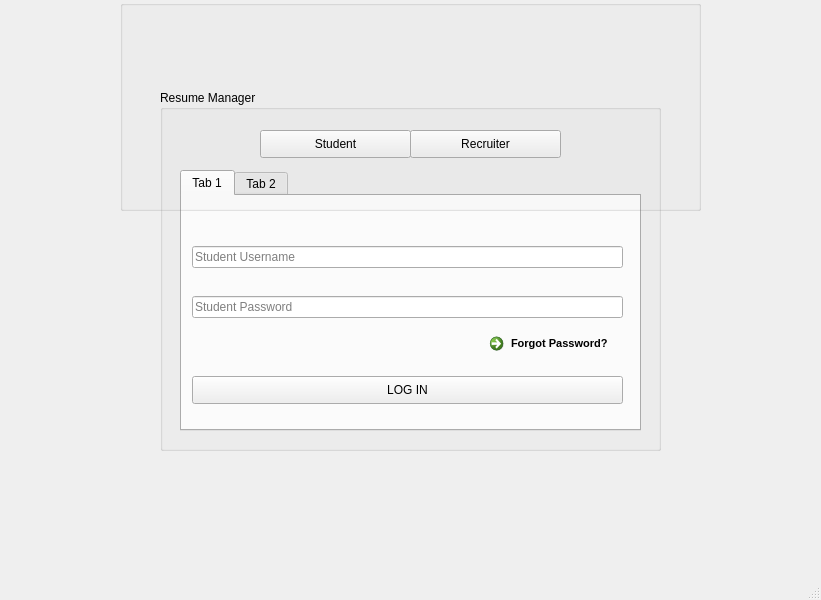
Old version of the form frontend/ui/login.ui in the repository raghuvanshraj/Placement-Cell-Management-System.
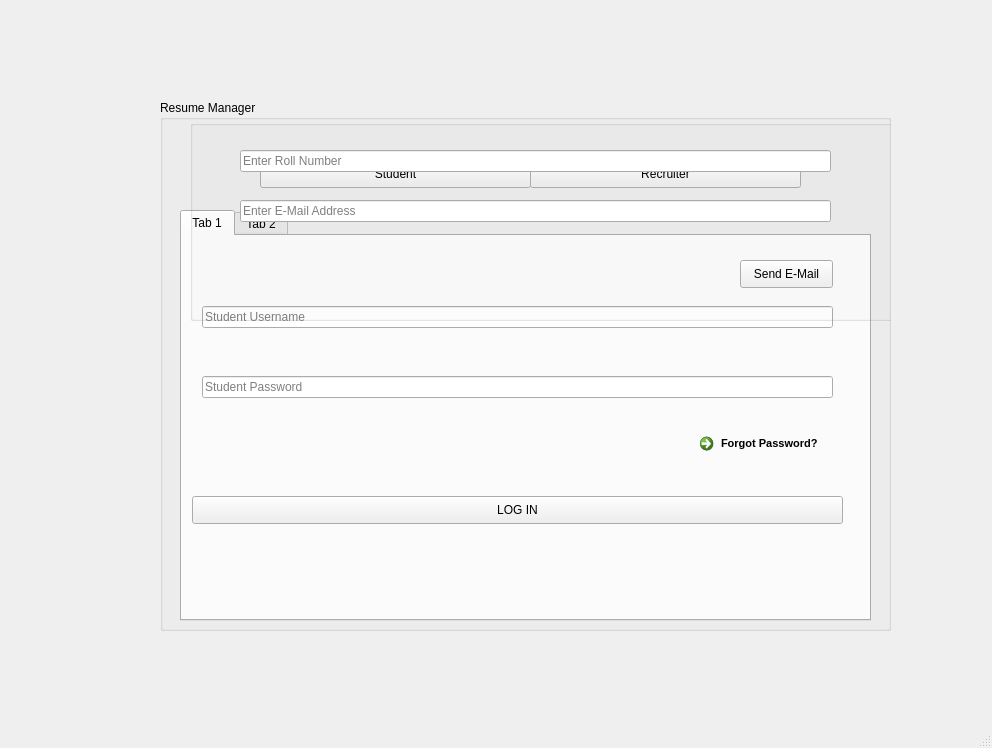
New version of the form.

Diff of the .ui file:
```diff
--- a/frontend/ui/login.ui
+++ b/frontend/ui/login.ui
@@ -6,8 +6,8 @@
    <rect>
     <x>0</x>
     <y>0</y>
-    <width>821</width>
-    <height>600</height>
+    <width>992</width>
+    <height>748</height>
    </rect>
   </property>
   <property name="windowTitle">
@@ -18,9 +18,9 @@
     <property name="geometry">
      <rect>
       <x>160</x>
-      <y>90</y>
-      <width>501</width>
-      <height>361</height>
+      <y>100</y>
+      <width>731</width>
+      <height>531</height>
      </rect>
     </property>
     <property name="title">
@@ -29,9 +29,9 @@
     <widget class="QPushButton" name="pushButton_2">
      <property name="geometry">
       <rect>
-       <x>250</x>
-       <y>40</y>
-       <width>151</width>
+       <x>370</x>
+       <y>60</y>
+       <width>271</width>
        <height>28</height>
       </rect>
      </property>
@@ -43,8 +43,8 @@
      <property name="geometry">
       <rect>
        <x>100</x>
-       <y>40</y>
-       <width>151</width>
+       <y>60</y>
+       <width>271</width>
        <height>28</height>
       </rect>
      </property>
@@ -56,9 +56,9 @@
      <property name="geometry">
       <rect>
        <x>20</x>
-       <y>80</y>
-       <width>461</width>
-       <height>261</height>
+       <y>110</y>
+       <width>691</width>
+       <height>411</height>
       </rect>
      </property>
      <property name="currentIndex">
@@ -71,9 +71,9 @@
       <widget class="QLineEdit" name="lineEdit">
        <property name="geometry">
         <rect>
-         <x>10</x>
-         <y>50</y>
-         <width>431</width>
+         <x>20</x>
+         <y>70</y>
+         <width>631</width>
          <height>22</height>
         </rect>
        </property>
@@ -84,9 +84,9 @@
       <widget class="QLineEdit" name="lineEdit_2">
        <property name="geometry">
         <rect>
-         <x>10</x>
-         <y>100</y>
-         <width>431</width>
+         <x>20</x>
+         <y>140</y>
+         <width>631</width>
          <height>22</height>
         </rect>
        </property>
@@ -98,8 +98,8 @@
        <property name="geometry">
         <rect>
          <x>10</x>
-         <y>180</y>
-         <width>431</width>
+         <y>260</y>
+         <width>651</width>
          <height>28</height>
         </rect>
        </property>
@@ -110,8 +110,8 @@
       <widget class="QCommandLinkButton" name="commandLinkButton">
        <property name="geometry">
         <rect>
-         <x>300</x>
-         <y>130</y>
+         <x>510</x>
+         <y>190</y>
          <width>151</width>
          <height>31</height>
         </rect>
@@ -191,19 +191,58 @@
       </widget>
      </widget>
     </widget>
-   </widget>
-   <widget class="QGroupBox" name="groupBox_2">
-    <property name="geometry">
-     <rect>
-      <x>120</x>
-      <y>0</y>
-      <width>581</width>
-      <height>211</height>
-     </rect>
-    </property>
-    <property name="title">
-     <string/>
-    </property>
+    <widget class="QGroupBox" name="groupBox_2">
+     <property name="geometry">
+      <rect>
+       <x>30</x>
+       <y>20</y>
+       <width>711</width>
+       <height>201</height>
+      </rect>
+     </property>
+     <property name="title">
+      <string/>
+     </property>
+     <widget class="QLineEdit" name="lineEdit_5">
+      <property name="geometry">
+       <rect>
+        <x>50</x>
+        <y>80</y>
+        <width>591</width>
+        <height>22</height>
+       </rect>
+      </property>
+      <property name="placeholderText">
+       <string>Enter E-Mail Address</string>
+      </property>
+     </widget>
+     <widget class="QPushButton" name="pushButton_5">
+      <property name="geometry">
+       <rect>
+        <x>550</x>
+        <y>140</y>
+        <width>93</width>
+        <height>28</height>
+       </rect>
+      </property>
+      <property name="text">
+       <string>Send E-Mail</string>
+      </property>
+     </widget>
+     <widget class="QLineEdit" name="lineEdit_6">
+      <property name="geometry">
+       <rect>
+        <x>50</x>
+        <y>30</y>
+        <width>591</width>
+        <height>22</height>
+       </rect>
+      </property>
+      <property name="placeholderText">
+       <string>Enter Roll Number</string>
+      </property>
+     </widget>
+    </widget>
    </widget>
   </widget>
   <widget class="QStatusBar" name="statusbar"/>
```
